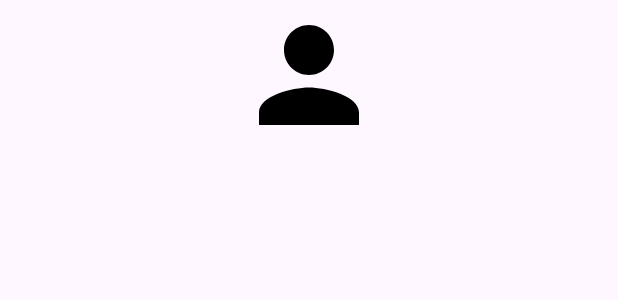
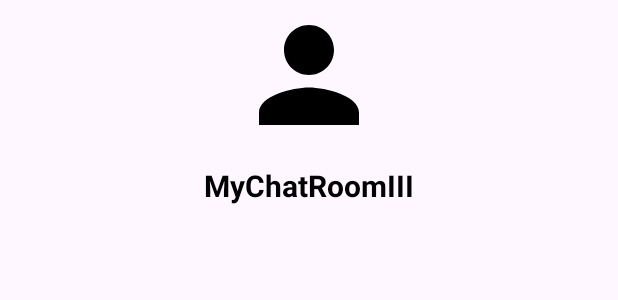
Before and after one commit to KELLSPING/MyChatRoomIII, an Android app: the layout activity_chat.xml on its own in the app's theme, with its tools: preview values and no code run, on a phone screen of 412 x 824 dp. Shown: the top 300 px of the screen. Run offline under Robolectric (Android 15) with nearby library versions, the phone set to English and light mode, and no system bars.

Commit message:
Add function.  - Send user name to chat activity.

```diff
--- a/app/src/main/res/layout/activity_chat.xml
+++ b/app/src/main/res/layout/activity_chat.xml
@@ -18,6 +18,17 @@
             android:layout_height="100dp"
             android:src="@drawable/person_image" />
 
+        <TextView
+            android:id="@+id/tvReceiverName"
+            android:text="@string/app_name"
+            android:textColor="@color/black"
+            android:textSize="20sp"
+            android:textStyle="bold"
+            android:layout_width="match_parent"
+            android:layout_height="wrap_content"
+            android:gravity="center"
+            android:layout_margin="10dp"/>
+
     </LinearLayout>
 
 </RelativeLayout>
```
Also changed, not shown: app/src/main/java/com/example/mychatroomiii/ChatActivity.java (+9 -5 lines).
